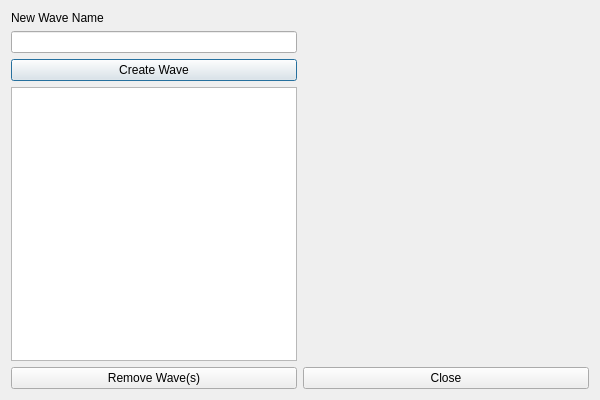
Above: ui/Ui_ManageWavesDialog.ui from bbreslauer/PySciPlot before the change. Below: the same form after it.
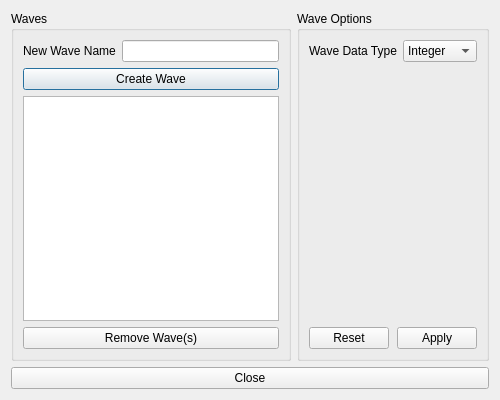
That is the form after the change.

Commit message: Added ability to select and change the data type of a wave

```diff
--- a/ui/Ui_ManageWavesDialog.ui
+++ b/ui/Ui_ManageWavesDialog.ui
@@ -6,7 +6,7 @@
    <rect>
     <x>0</x>
     <y>0</y>
-    <width>600</width>
+    <width>500</width>
     <height>400</height>
    </rect>
   </property>
@@ -18,7 +18,7 @@
   </property>
   <property name="minimumSize">
    <size>
-    <width>600</width>
+    <width>500</width>
     <height>400</height>
    </size>
   </property>
@@ -31,7 +31,13 @@
   <property name="windowTitle">
    <string>Manage Waves</string>
   </property>
-  <layout class="QGridLayout" name="gridLayout">
+  <layout class="QGridLayout" name="gridLayout" columnstretch="2,1">
+   <item row="0" column="0">
+    <widget class="QGroupBox" name="groupBox">
+     <property name="title">
+      <string>Waves</string>
+     </property>
+     <layout class="QGridLayout" name="gridLayout_3">
    <item row="0" column="0">
     <widget class="QLabel" name="waveNameLabel">
      <property name="text">
@@ -39,48 +45,73 @@
      </property>
     </widget>
    </item>
-   <item row="1" column="0">
+      <item row="0" column="1">
     <widget class="QLineEdit" name="waveNameLineEdit"/>
    </item>
-   <item row="2" column="0">
+      <item row="1" column="0" colspan="2">
     <widget class="QPushButton" name="createWaveButton">
      <property name="text">
       <string>Create Wave</string>
      </property>
     </widget>
    </item>
-   <item row="3" column="0">
+      <item row="2" column="0" colspan="2">
     <widget class="QListView" name="wavesListView">
      <property name="selectionMode">
       <enum>QAbstractItemView::ExtendedSelection</enum>
      </property>
     </widget>
    </item>
-   <item row="4" column="0">
+      <item row="3" column="0" colspan="2">
     <widget class="QPushButton" name="removeWaveButton">
      <property name="text">
       <string>Remove Wave(s)</string>
      </property>
     </widget>
    </item>
-   <item row="1" column="1">
-    <spacer name="horizontalSpacer">
-     <property name="orientation">
-      <enum>Qt::Horizontal</enum>
+     </layout>
+    </widget>
+   </item>
+   <item row="0" column="1">
+    <widget class="QGroupBox" name="groupBox_2">
+     <property name="title">
+      <string>Wave Options</string>
      </property>
-     <property name="sizeHint" stdset="0">
-      <size>
-       <width>40</width>
-       <height>20</height>
-      </size>
-     </property>
-    </spacer>
-   </item>
-   <item row="2" column="1" rowspan="2">
+     <layout class="QGridLayout" name="gridLayout_2">
+      <item row="0" column="0">
+       <widget class="QLabel" name="label">
+        <property name="text">
+         <string>Wave Data Type</string>
+        </property>
+       </widget>
+      </item>
+      <item row="0" column="1">
+       <widget class="QComboBox" name="dataType">
+        <item>
+         <property name="text">
+          <string>Integer</string>
+         </property>
+        </item>
+        <item>
+         <property name="text">
+          <string>Decimal</string>
+         </property>
+        </item>
+        <item>
+         <property name="text">
+          <string>String</string>
+         </property>
+        </item>
+       </widget>
+      </item>
+      <item row="1" column="0" colspan="2">
     <spacer name="verticalSpacer">
      <property name="orientation">
       <enum>Qt::Vertical</enum>
      </property>
+        <property name="sizeType">
+         <enum>QSizePolicy::MinimumExpanding</enum>
+        </property>
      <property name="sizeHint" stdset="0">
       <size>
        <width>20</width>
@@ -89,7 +120,17 @@
      </property>
     </spacer>
    </item>
-   <item row="4" column="1">
+      <item row="2" column="0" colspan="2">
+       <widget class="QDialogButtonBox" name="waveOptionsButtons">
+        <property name="standardButtons">
+         <set>QDialogButtonBox::Apply|QDialogButtonBox::Reset</set>
+        </property>
+       </widget>
+      </item>
+     </layout>
+    </widget>
+   </item>
+   <item row="1" column="0" colspan="2">
     <widget class="QPushButton" name="closeButton">
      <property name="text">
       <string>Close</string>
```
Lines whose indentation alone changed are shown as unchanged. The commit also changes 7 other files.
